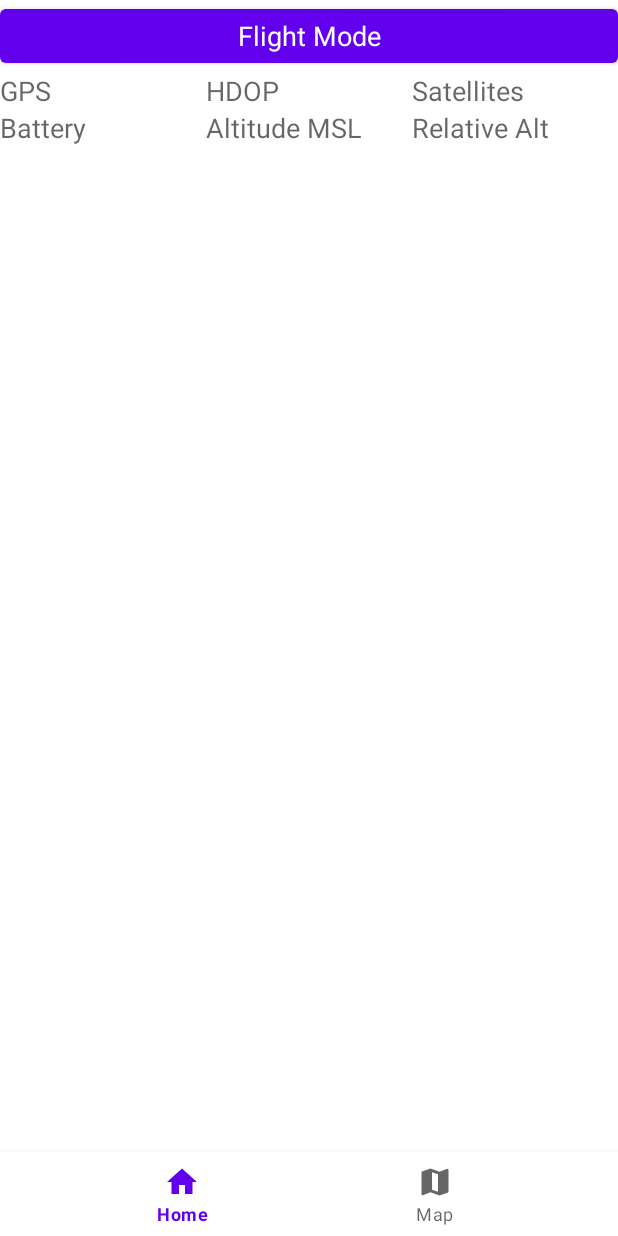
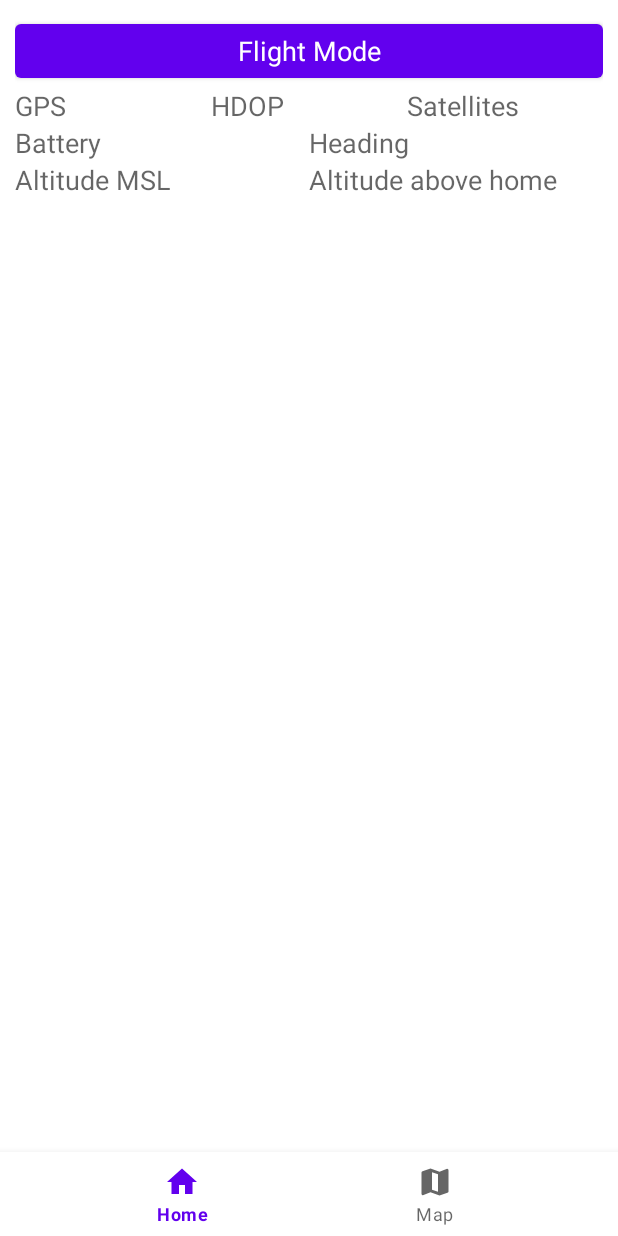
Before and after one commit to chobitsfan/MiniGroundControl, an Android app: the screen it shows after launch (MainActivity), on a phone screen of 412 x 824 dp. Run offline under Robolectric (Android 15) with nearby library versions, the phone set to English and light mode, and no system bars; libraries missing offline, so code that uses them is left out: com.hoho.android, io.dronefleet.mavlink; 19 statements that could not run were skipped.

Commit message:
show heading

```diff
--- a/app/src/main/java/com/chobitsfan/minigcs/StatusFragment.java
+++ b/app/src/main/java/com/chobitsfan/minigcs/StatusFragment.java
@@ -47,7 +47,9 @@ public class StatusFragment extends Fragment {
             TextView tv = requireActivity().findViewById(R.id.alt_msl);
             tv.setText(Html.fromHtml(String.format("<small>Altitude MSL</small><br><big><b>%.1f</b></big><small>m</small>", pos.alt()*0.001), Html.FROM_HTML_MODE_COMPACT));
             tv = requireActivity().findViewById(R.id.alt_home);
-            tv.setText(Html.fromHtml(String.format("<small>Relative Alt</small><br><big><b>%.1f</b></big><small>m</small>", pos.relativeAlt()*0.001), Html.FROM_HTML_MODE_COMPACT));
+            tv.setText(Html.fromHtml(String.format("<small>Altitude above home</small><br><big><b>%.1f</b></big><small>m</small>", pos.relativeAlt()*0.001), Html.FROM_HTML_MODE_COMPACT));
+            tv = requireActivity().findViewById(R.id.heading);
+            tv.setText(Html.fromHtml(String.format("<small>Heading</small><br><big><b>%.1f</b></big><small>deg</small>", pos.hdg()*0.01), Html.FROM_HTML_MODE_COMPACT));
         });
         mViewModel.getGpsStatus().observe(getViewLifecycleOwner(), gps->{
             TextView tv = requireActivity().findViewById(R.id.gps_status);
--- a/app/src/main/res/layout/fragment_status.xml
+++ b/app/src/main/res/layout/fragment_status.xml
@@ -4,6 +4,7 @@
     android:layout_width="match_parent"
     android:layout_height="match_parent"
     android:orientation="vertical"
+    android:layout_margin="10dp"
     tools:context=".StatusFragment">
     <LinearLayout
         android:layout_width="match_parent"
@@ -55,6 +56,18 @@
             android:text="Battery"
             android:textAppearance="@style/TextAppearance.AppCompat.Medium" />
         <TextView
+            android:id="@+id/heading"
+            android:layout_width="0dp"
+            android:layout_height="wrap_content"
+            android:layout_weight="1"
+            android:text="Heading"
+            android:textAppearance="@style/TextAppearance.AppCompat.Medium" />
+    </LinearLayout>
+    <LinearLayout
+        android:layout_width="match_parent"
+        android:layout_height="wrap_content"
+        android:orientation="horizontal">
+        <TextView
             android:id="@+id/alt_msl"
             android:layout_width="0dp"
             android:layout_height="wrap_content"
@@ -66,7 +79,7 @@
             android:layout_width="0dp"
             android:layout_height="wrap_content"
             android:layout_weight="1"
-            android:text="Relative Alt"
+            android:text="Altitude above home"
             android:textAppearance="@style/TextAppearance.AppCompat.Medium" />
     </LinearLayout>
     <TextView
```
